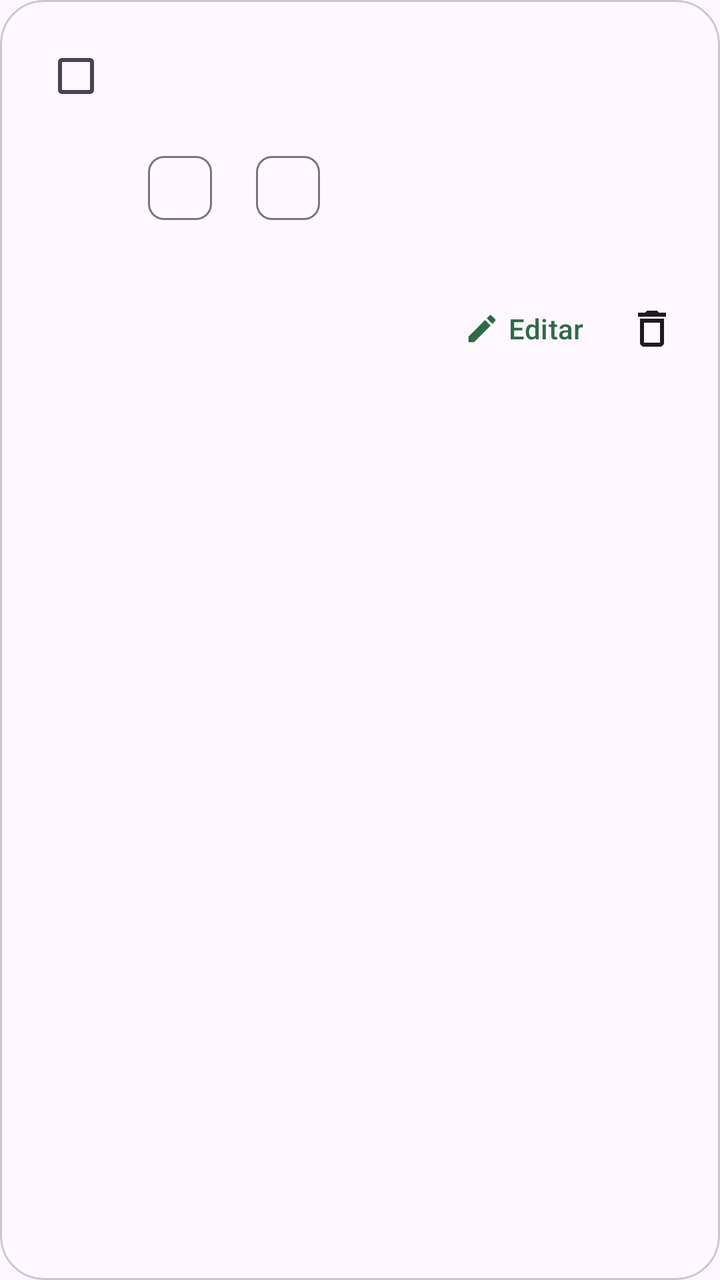
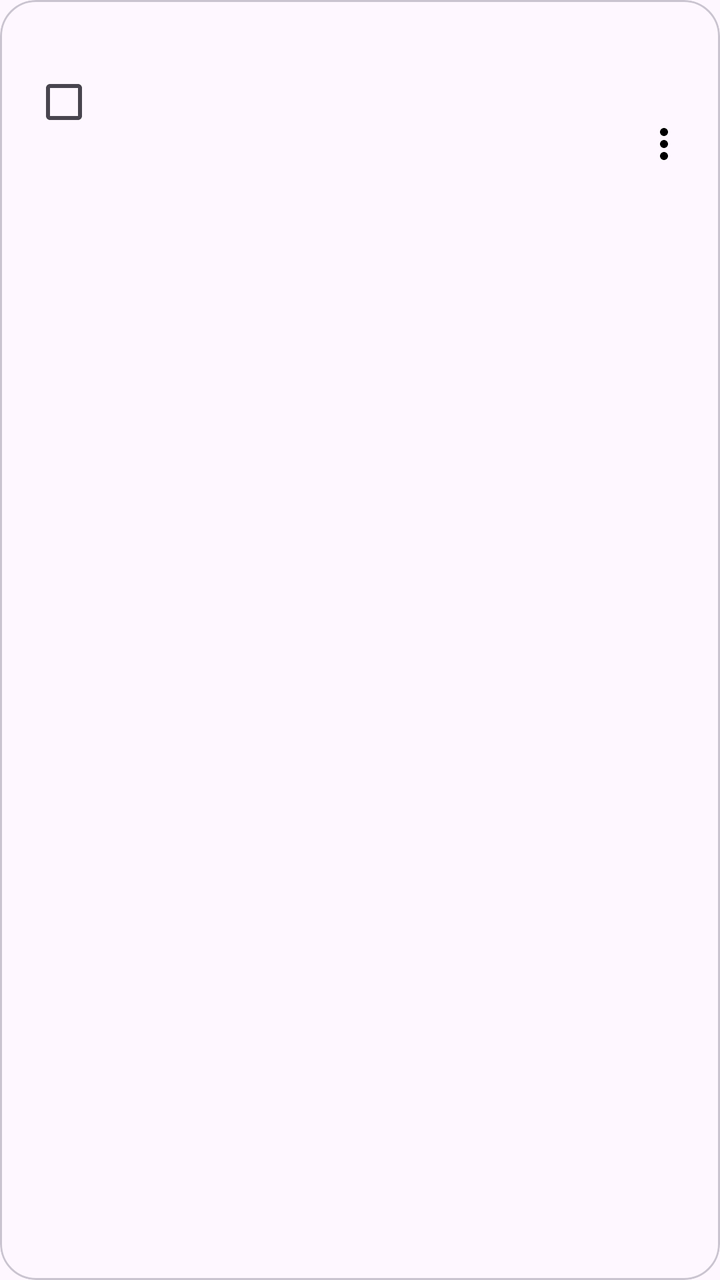

An Android layout rendered at two revisions. The XML below is the earlier revision; the diff shows what the commit changed to produce the second picture.
<!-- AndroidManifest.xml: application theme Theme.ListaMercado -->
<!-- res/layout/item_shopping.xml -->
<?xml version="1.0" encoding="utf-8"?>
<com.google.android.material.card.MaterialCardView xmlns:android="http://schemas.android.com/apk/res/android"
    xmlns:app="http://schemas.android.com/apk/res-auto"
    android:layout_width="match_parent"
    android:layout_height="wrap_content"
    android:layout_marginTop="10dp"
    android:clickable="true"
    android:focusable="true"
    android:foreground="?attr/selectableItemBackground"
    app:cardCornerRadius="22dp"
    app:cardElevation="0dp"
    app:strokeColor="?attr/colorOutlineVariant"
    app:strokeWidth="1dp">

    <LinearLayout
        android:layout_width="match_parent"
        android:layout_height="wrap_content"
        android:orientation="vertical"
        android:padding="14dp">

        <LinearLayout
            android:layout_width="match_parent"
            android:layout_height="wrap_content"
            android:gravity="center_vertical"
            android:orientation="horizontal">

            <com.google.android.material.checkbox.MaterialCheckBox
                android:id="@+id/checkPurchased"
                android:layout_width="48dp"
                android:layout_height="48dp"
                android:contentDescription="Marcar como comprado" />

            <LinearLayout
                android:layout_width="0dp"
                android:layout_height="wrap_content"
                android:layout_marginStart="4dp"
                android:layout_weight="1"
                android:orientation="vertical">

                <TextView
                    android:id="@+id/textName"
                    android:layout_width="match_parent"
                    android:layout_height="wrap_content"
                    android:ellipsize="end"
                    android:maxLines="2"
                    android:textAppearance="@style/TextAppearance.Material3.TitleMedium"
                    android:textStyle="bold" />

                <TextView
                    android:id="@+id/textUnitPrice"
                    android:layout_width="match_parent"
                    android:layout_height="wrap_content"
                    android:layout_marginTop="2dp"
                    android:textAppearance="@style/TextAppearance.Material3.BodySmall" />
            </LinearLayout>

            <TextView
                android:id="@+id/textPrice"
                android:layout_width="wrap_content"
                android:layout_height="wrap_content"
                android:layout_marginStart="10dp"
                android:gravity="end"
                android:textAppearance="@style/TextAppearance.Material3.TitleMedium"
                android:textStyle="bold" />
        </LinearLayout>

        <LinearLayout
            android:layout_width="match_parent"
            android:layout_height="wrap_content"
            android:layout_marginStart="52dp"
            android:layout_marginTop="8dp"
            android:gravity="start"
            android:orientation="horizontal">

            <com.google.android.material.chip.Chip
                android:id="@+id/chipQuantity"
                style="@style/Widget.Material3.Chip.Assist"
                android:layout_width="wrap_content"
                android:layout_height="wrap_content"
                android:clickable="false"
                android:focusable="false"
                android:minHeight="32dp" />

            <com.google.android.material.chip.Chip
                android:id="@+id/chipCategory"
                style="@style/Widget.Material3.Chip.Assist"
                android:layout_width="wrap_content"
                android:layout_height="wrap_content"
                android:layout_marginStart="6dp"
                android:clickable="false"
                android:focusable="false"
                android:minHeight="32dp" />
        </LinearLayout>

        <TextView
            android:id="@+id/textNote"
            android:layout_width="match_parent"
            android:layout_height="wrap_content"
            android:layout_marginStart="52dp"
            android:layout_marginTop="6dp"
            android:textAppearance="@style/TextAppearance.Material3.BodySmall" />

        <LinearLayout
            android:layout_width="match_parent"
            android:layout_height="wrap_content"
            android:layout_marginStart="44dp"
            android:layout_marginTop="4dp"
            android:gravity="end|center_vertical"
            android:orientation="horizontal">

            <com.google.android.material.button.MaterialButton
                android:id="@+id/buttonEdit"
                style="@style/Widget.Material3.Button.TextButton"
                android:layout_width="wrap_content"
                android:layout_height="40dp"
                android:minHeight="40dp"
                android:text="Editar"
                app:icon="@drawable/ic_edit"
                app:iconGravity="textStart" />

            <ImageButton
                android:id="@+id/buttonDelete"
                android:layout_width="40dp"
                android:layout_height="40dp"
                android:background="?attr/selectableItemBackgroundBorderless"
                android:contentDescription="Excluir item"
                android:padding="9dp"
                android:src="@drawable/ic_delete" />
        </LinearLayout>
    </LinearLayout>
</com.google.android.material.card.MaterialCardView>
<!-- resources referenced by this layout -->
<resources>
  <!-- drawable ic_delete (drawable) -->
  <vector xmlns:android="http://schemas.android.com/apk/res/android" android:width="24dp" android:height="24dp" android:viewportWidth="24" android:viewportHeight="24">
      <path android:fillColor="?attr/colorOnSurface" android:pathData="M6,19c0,1.1 0.9,2 2,2h8c1.1,0 2,-0.9 2,-2V7H6v12zM8,9h8v10H8V9zm7.5,-5 -1,-1h-5l-1,1H5v2h14V4z" />
  </vector>
  <!-- drawable ic_edit (drawable) -->
  <vector xmlns:android="http://schemas.android.com/apk/res/android" android:width="24dp" android:height="24dp" android:viewportWidth="24" android:viewportHeight="24">
      <path android:fillColor="?attr/colorOnSurface" android:pathData="M3,17.25V21h3.75L17.81,9.94l-3.75,-3.75L3,17.25zM20.71,7.04c0.39,-0.39 0.39,-1.02 0,-1.41l-2.34,-2.34a0.9959,0.9959 0,0 0,-1.41,0l-1.83,1.83 3.75,3.75 1.83,-1.83z" />
  </vector>
  <style name="Theme.ListaMercado" parent="Theme.Material3.DayNight.NoActionBar">
          <item name="colorPrimary">@color/seed</item>
          <item name="android:navigationBarColor">?attr/colorSurface</item>
          <item name="android:statusBarColor">?attr/colorSurface</item>
          <item name="android:windowLightStatusBar" tools:targetApi="m">true</item>
      </style>
  <color name="seed">#2E6B47</color>
</resources>

<!-- the commit's change to res/layout/item_shopping.xml (unified diff, before → after) -->
@@ -3,11 +3,11 @@
     xmlns:app="http://schemas.android.com/apk/res-auto"
     android:layout_width="match_parent"
     android:layout_height="wrap_content"
-    android:layout_marginTop="10dp"
+    android:layout_marginTop="8dp"
     android:clickable="true"
     android:focusable="true"
     android:foreground="?attr/selectableItemBackground"
-    app:cardCornerRadius="22dp"
+    app:cardCornerRadius="18dp"
     app:cardElevation="0dp"
     app:strokeColor="?attr/colorOutlineVariant"
     app:strokeWidth="1dp">
@@ -15,117 +15,88 @@
     <LinearLayout
         android:layout_width="match_parent"
         android:layout_height="wrap_content"
-        android:orientation="vertical"
-        android:padding="14dp">
+        android:gravity="center_vertical"
+        android:minHeight="88dp"
+        android:orientation="horizontal"
+        android:paddingStart="10dp"
+        android:paddingTop="10dp"
+        android:paddingEnd="8dp"
+        android:paddingBottom="10dp">
+
+        <com.google.android.material.checkbox.MaterialCheckBox
+            android:id="@+id/checkPurchased"
+            android:layout_width="44dp"
+            android:layout_height="44dp"
+            android:contentDescription="Marcar como comprado" />
 
         <LinearLayout
-            android:layout_width="match_parent"
+            android:layout_width="0dp"
             android:layout_height="wrap_content"
-            android:gravity="center_vertical"
-            android:orientation="horizontal">
+            android:layout_marginStart="6dp"
+            android:layout_weight="1"
+            android:orientation="vertical">
 
-            <com.google.android.material.checkbox.MaterialCheckBox
-                android:id="@+id/checkPurchased"
-                android:layout_width="48dp"
-                android:layout_height="48dp"
-                android:contentDescription="Marcar como comprado" />
+            <TextView
+                android:id="@+id/textName"
+                android:layout_width="match_parent"
+                android:layout_height="wrap_content"
+                android:ellipsize="end"
+                android:maxLines="1"
+                android:textAppearance="@style/TextAppearance.Material3.TitleMedium"
+                android:textStyle="bold" />
 
-            <LinearLayout
-                android:layout_width="0dp"
+            <TextView
+                android:id="@+id/textMeta"
+                android:layout_width="match_parent"
                 android:layout_height="wrap_content"
-                android:layout_marginStart="4dp"
-                android:layout_weight="1"
-                android:orientation="vertical">
+                android:layout_marginTop="3dp"
+                android:ellipsize="end"
+                android:maxLines="1"
+                android:textAppearance="@style/TextAppearance.Material3.BodySmall" />
 
-                <TextView
-                    android:id="@+id/textName"
-                    android:layout_width="match_parent"
-                    android:layout_height="wrap_content"
-                    android:ellipsize="end"
-                    android:maxLines="2"
-                    android:textAppearance="@style/TextAppearance.Material3.TitleMedium"
-                    android:textStyle="bold" />
+            <TextView
+                android:id="@+id/textNote"
+                android:layout_width="match_parent"
+                android:layout_height="wrap_content"
+                android:layout_marginTop="3dp"
+                android:ellipsize="end"
+                android:maxLines="1"
+                android:textAppearance="@style/TextAppearance.Material3.BodySmall" />
+        </LinearLayout>
 
-                <TextView
-                    android:id="@+id/textUnitPrice"
-                    android:layout_width="match_parent"
-                    android:layout_height="wrap_content"
-                    android:layout_marginTop="2dp"
-                    android:textAppearance="@style/TextAppearance.Material3.BodySmall" />
-            </LinearLayout>
+        <LinearLayout
+            android:layout_width="wrap_content"
+            android:layout_height="wrap_content"
+            android:layout_marginStart="8dp"
+            android:gravity="end"
+            android:orientation="vertical">
 
             <TextView
                 android:id="@+id/textPrice"
                 android:layout_width="wrap_content"
                 android:layout_height="wrap_content"
-                android:layout_marginStart="10dp"
                 android:gravity="end"
                 android:textAppearance="@style/TextAppearance.Material3.TitleMedium"
                 android:textStyle="bold" />
-        </LinearLayout>
 
-        <LinearLayout
-            android:layout_width="match_parent"
-            android:layout_height="wrap_content"
-            android:layout_marginStart="52dp"
-            android:layout_marginTop="8dp"
-            android:gravity="start"
-            android:orientation="horizontal">
-
-            <com.google.android.material.chip.Chip
-                android:id="@+id/chipQuantity"
-                style="@style/Widget.Material3.Chip.Assist"
+            <TextView
+                android:id="@+id/textUnitPrice"
                 android:layout_width="wrap_content"
                 android:layout_height="wrap_content"
-                android:clickable="false"
-                android:focusable="false"
-                android:minHeight="32dp" />
-
-            <com.google.android.material.chip.Chip
-                android:id="@+id/chipCategory"
-                style="@style/Widget.Material3.Chip.Assist"
-                android:layout_width="wrap_content"
-                android:layout_height="wrap_content"
-                android:layout_marginStart="6dp"
-                android:clickable="false"
-                android:focusable="false"
-                android:minHeight="32dp" />
-        </LinearLayout>
-
-        <TextView
-            android:id="@+id/textNote"
-            android:layout_width="match_parent"
-            android:layout_height="wrap_content"
-            android:layout_marginStart="52dp"
-            android:layout_marginTop="6dp"
-            android:textAppearance="@style/TextAppearance.Material3.BodySmall" />
-
-        <LinearLayout
-            android:layout_width="match_parent"
-            android:layout_height="wrap_content"
-            android:layout_marginStart="44dp"
-            android:layout_marginTop="4dp"
-            android:gravity="end|center_vertical"
-            android:orientation="horizontal">
-
-            <com.google.android.material.button.MaterialButton
-                android:id="@+id/buttonEdit"
-                style="@style/Widget.Material3.Button.TextButton"
-                android:layout_width="wrap_content"
-                android:layout_height="40dp"
-                android:minHeight="40dp"
-                android:text="Editar"
-                app:icon="@drawable/ic_edit"
-                app:iconGravity="textStart" />
+                android:layout_marginTop="2dp"
+                android:gravity="end"
+                android:textAppearance="@style/TextAppearance.Material3.BodySmall" />
 
             <ImageButton
-                android:id="@+id/buttonDelete"
+                android:id="@+id/buttonItemMore"
                 android:layout_width="40dp"
                 android:layout_height="40dp"
+                android:layout_gravity="end"
+                android:layout_marginTop="2dp"
                 android:background="?attr/selectableItemBackgroundBorderless"
-                android:contentDescription="Excluir item"
+                android:contentDescription="Mais opções"
                 android:padding="9dp"
-                android:src="@drawable/ic_delete" />
+                android:src="@drawable/ic_more_vert" />
         </LinearLayout>
     </LinearLayout>
 </com.google.android.material.card.MaterialCardView>
<!-- resource entries referenced after the edit -->
@@ -1,12 +1,12 @@
 <!-- resources referenced by this layout -->
 <resources>
-  <!-- drawable ic_delete (drawable) -->
-  <vector xmlns:android="http://schemas.android.com/apk/res/android" android:width="24dp" android:height="24dp" android:viewportWidth="24" android:viewportHeight="24">
-      <path android:fillColor="?attr/colorOnSurface" android:pathData="M6,19c0,1.1 0.9,2 2,2h8c1.1,0 2,-0.9 2,-2V7H6v12zM8,9h8v10H8V9zm7.5,-5 -1,-1h-5l-1,1H5v2h14V4z" />
-  </vector>
-  <!-- drawable ic_edit (drawable) -->
-  <vector xmlns:android="http://schemas.android.com/apk/res/android" android:width="24dp" android:height="24dp" android:viewportWidth="24" android:viewportHeight="24">
-      <path android:fillColor="?attr/colorOnSurface" android:pathData="M3,17.25V21h3.75L17.81,9.94l-3.75,-3.75L3,17.25zM20.71,7.04c0.39,-0.39 0.39,-1.02 0,-1.41l-2.34,-2.34a0.9959,0.9959 0,0 0,-1.41,0l-1.83,1.83 3.75,3.75 1.83,-1.83z" />
+  <!-- drawable ic_more_vert (drawable) -->
+  <vector xmlns:android="http://schemas.android.com/apk/res/android"
+      android:width="24dp"
+      android:height="24dp"
+      android:viewportWidth="24"
+      android:viewportHeight="24">
+      <path android:fillColor="#FF000000" android:pathData="M12,8c1.1,0 2,-0.9 2,-2s-0.9,-2 -2,-2 -2,0.9 -2,2 0.9,2 2,2zM12,10c-1.1,0 -2,0.9 -2,2s0.9,2 2,2 2,-0.9 2,-2 -0.9,-2 -2,-2zM12,16c-1.1,0 -2,0.9 -2,2s0.9,2 2,2 2,-0.9 2,-2 -0.9,-2 -2,-2z"/>
   </vector>
   <style name="Theme.ListaMercado" parent="Theme.Material3.DayNight.NoActionBar">
           <item name="colorPrimary">@color/seed</item>
